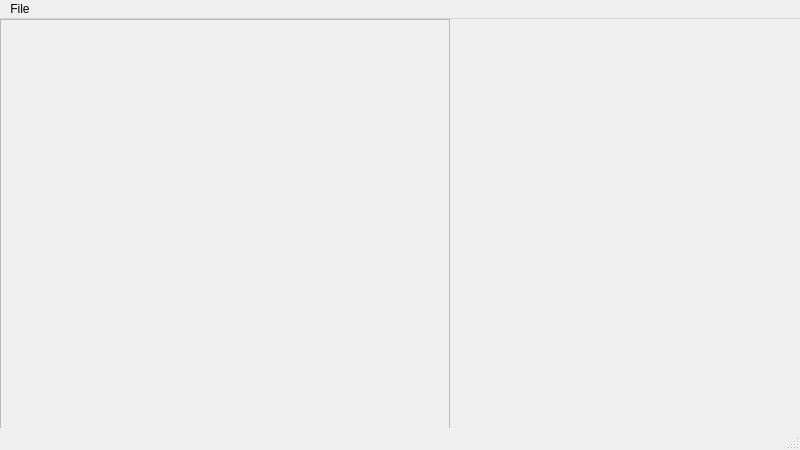
This is src/eyedroppy/ui/main.ui in glzzzs/eyedroppy as Qt 5 draws it before an edit. The edited form follows.
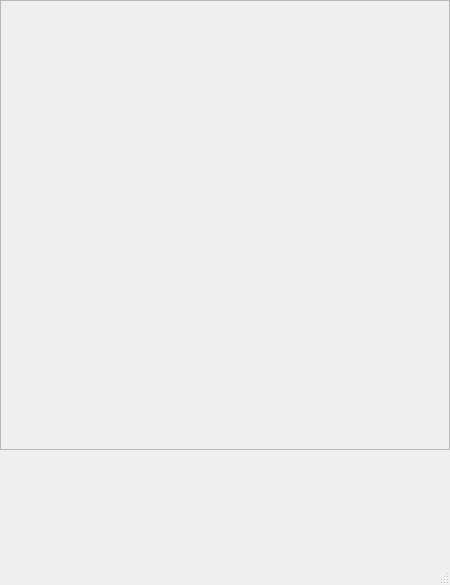
This is the edited form. Custom widgets are drawn as their Qt base class.

Commit message: Add default palette, tweak window and tile sizes.

```diff
--- a/src/eyedroppy/ui/main.ui
+++ b/src/eyedroppy/ui/main.ui
@@ -6,8 +6,8 @@
    <rect>
     <x>0</x>
     <y>0</y>
-    <width>800</width>
-    <height>450</height>
+    <width>450</width>
+    <height>585</height>
    </rect>
   </property>
   <property name="windowTitle">
@@ -42,31 +42,14 @@
    <widget class="PaletteWidget" name="widget" native="true">
     <property name="geometry">
      <rect>
-      <x>460</x>
-      <y>20</y>
-      <width>231</width>
-      <height>171</height>
+      <x>0</x>
+      <y>450</y>
+      <width>451</width>
+      <height>111</height>
      </rect>
     </property>
    </widget>
   </widget>
-  <widget class="QMenuBar" name="menubar">
-   <property name="geometry">
-    <rect>
-     <x>0</x>
-     <y>0</y>
-     <width>800</width>
-     <height>33</height>
-    </rect>
-   </property>
-   <widget class="QMenu" name="menuFile">
-    <property name="title">
-     <string>File</string>
-    </property>
-    <addaction name="actionOpen"/>
-   </widget>
-   <addaction name="menuFile"/>
-  </widget>
   <widget class="QStatusBar" name="statusbar"/>
   <action name="actionOpen">
    <property name="text">
```
The commit also changes 3 other files.
